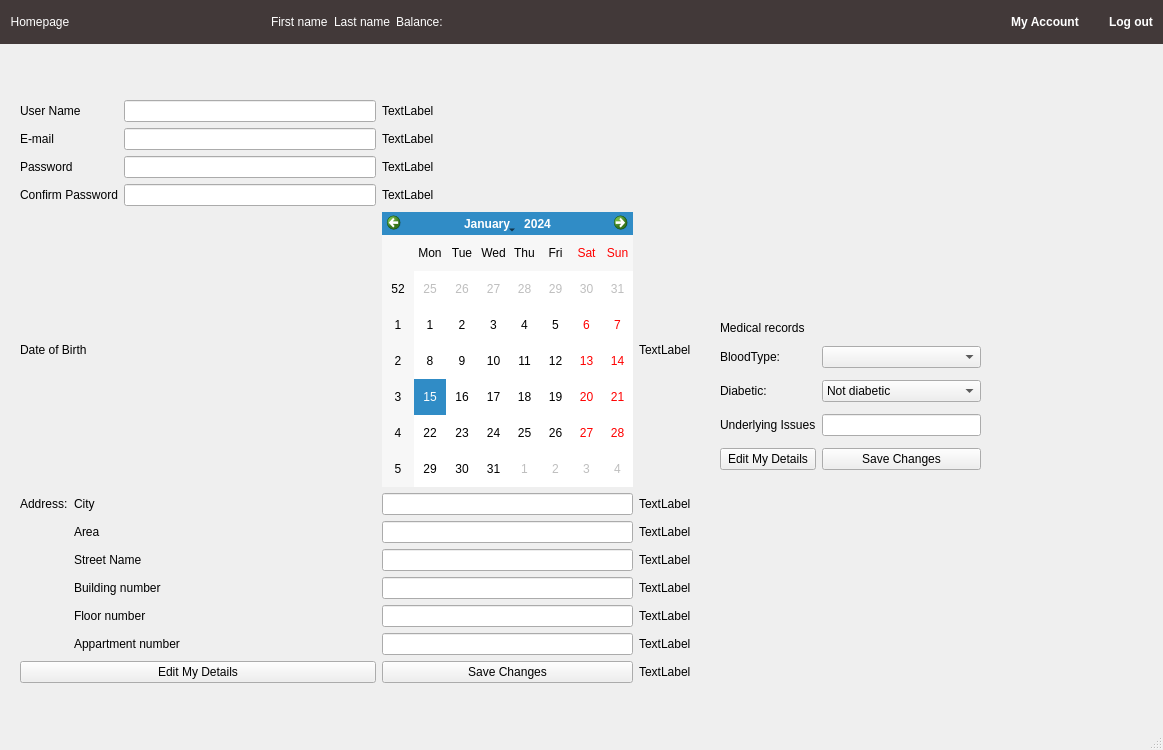
Old version of the form Salamtak Qt files/userprofile.ui in the repository Ahmed-Waseem77/SalamtakProjCS2.
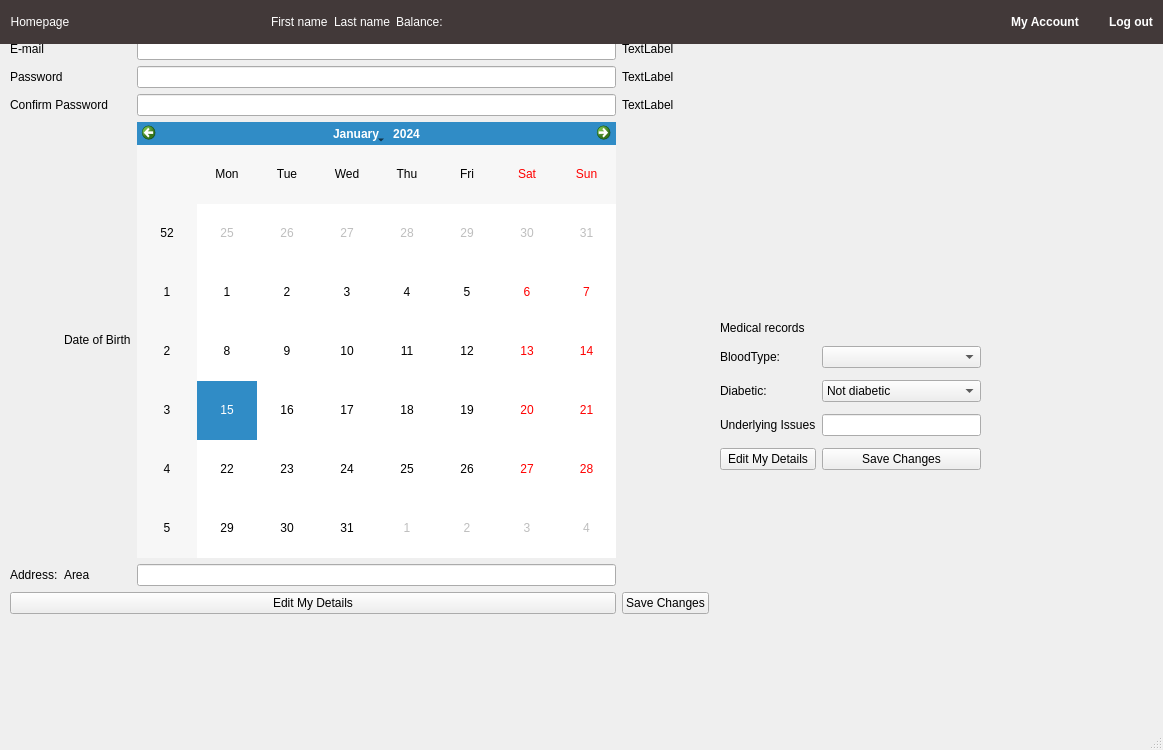
New version of the form.

What changed in the file:
```diff
--- a/Salamtak Qt files/userprofile.ui
+++ b/Salamtak Qt files/userprofile.ui
@@ -41,7 +41,7 @@
        </widget>
       </item>
       <item row="1" column="1">
-       <widget class="QComboBox" name="comboBox">
+       <widget class="QComboBox" name="editdiabetic">
         <item>
          <property name="text">
           <string>Not diabetic</string>
@@ -74,10 +74,10 @@
        </widget>
       </item>
       <item row="0" column="1">
-       <widget class="QComboBox" name="comboBox_2"/>
+       <widget class="QComboBox" name="editbloodtype"/>
       </item>
       <item row="2" column="1">
-       <widget class="QLineEdit" name="lineEdit_11"/>
+       <widget class="QLineEdit" name="editissues"/>
       </item>
       <item row="3" column="0">
        <widget class="QPushButton" name="pushButton_3">
@@ -112,26 +112,13 @@
    <widget class="QWidget" name="gridLayoutWidget">
     <property name="geometry">
      <rect>
-      <x>20</x>
-      <y>100</y>
-      <width>671</width>
-      <height>583</height>
+      <x>10</x>
+      <y>10</y>
+      <width>699</width>
+      <height>604</height>
      </rect>
     </property>
-    <layout class="QGridLayout" name="gridLayout">
-     <item row="3" column="2">
-      <widget class="QLineEdit" name="lineEdit_4"/>
-     </item>
-     <item row="6" column="1" colspan="2">
-      <widget class="QLabel" name="label_9">
-       <property name="text">
-        <string>Area</string>
-       </property>
-      </widget>
-     </item>
-     <item row="10" column="3">
-      <widget class="QLineEdit" name="lineEdit_9"/>
-     </item>
+    <layout class="QGridLayout" name="editlayout">
      <item row="2" column="0" colspan="2">
       <widget class="QLabel" name="label_4">
        <property name="text">
@@ -139,23 +126,6 @@
        </property>
       </widget>
      </item>
-     <item row="4" column="0" colspan="3">
-      <widget class="QLabel" name="label_6">
-       <property name="text">
-        <string>Date of Birth</string>
-       </property>
-      </widget>
-     </item>
-     <item row="9" column="1" colspan="2">
-      <widget class="QLabel" name="label_12">
-       <property name="text">
-        <string>Floor number</string>
-       </property>
-      </widget>
-     </item>
-     <item row="5" column="3">
-      <widget class="QLineEdit" name="lineEdit_10"/>
-     </item>
      <item row="1" column="0" colspan="2">
       <widget class="QLabel" name="label_3">
        <property name="text">
@@ -163,43 +133,6 @@
        </property>
       </widget>
      </item>
-     <item row="7" column="1" colspan="2">
-      <widget class="QLabel" name="StreetNameLabel">
-       <property name="text">
-        <string>Street Name</string>
-       </property>
-      </widget>
-     </item>
-     <item row="8" column="1" colspan="2">
-      <widget class="QLabel" name="label_11">
-       <property name="text">
-        <string>Building number</string>
-       </property>
-      </widget>
-     </item>
-     <item row="7" column="3">
-      <widget class="QLineEdit" name="lineEdit_6"/>
-     </item>
-     <item row="11" column="3">
-      <widget class="QPushButton" name="pushButton">
-       <property name="text">
-        <string>Save Changes</string>
-       </property>
-      </widget>
-     </item>
-     <item row="6" column="3">
-      <widget class="QLineEdit" name="lineEdit_5"/>
-     </item>
-     <item row="4" column="3">
-      <widget class="QCalendarWidget" name="calendarWidget"/>
-     </item>
-     <item row="0" column="0" colspan="2">
-      <widget class="QLabel" name="label_2">
-       <property name="text">
-        <string>User Name</string>
-       </property>
-      </widget>
-     </item>
      <item row="3" column="0" colspan="2">
       <widget class="QLabel" name="label_5">
        <property name="text">
@@ -207,42 +140,67 @@
        </property>
       </widget>
      </item>
-     <item row="10" column="1" colspan="2">
-      <widget class="QLabel" name="label_13">
-       <property name="text">
-        <string>Appartment number</string>
-       </property>
-      </widget>
-     </item>
-     <item row="5" column="1" colspan="2">
-      <widget class="QLabel" name="label_8">
-       <property name="text">
-        <string>City </string>
-       </property>
-      </widget>
-     </item>
-     <item row="0" column="2">
-      <widget class="QLineEdit" name="lineEdit"/>
-     </item>
-     <item row="2" column="2">
-      <widget class="QLineEdit" name="lineEdit_3"/>
-     </item>
-     <item row="9" column="3">
-      <widget class="QLineEdit" name="lineEdit_8"/>
-     </item>
      <item row="8" column="3">
-      <widget class="QLineEdit" name="lineEdit_7"/>
+      <widget class="QPushButton" name="pushButton">
+       <property name="text">
+        <string>Save Changes</string>
+       </property>
+      </widget>
      </item>
-     <item row="1" column="2">
-      <widget class="QLineEdit" name="lineEdit_2"/>
+     <item row="6" column="2">
+      <widget class="QLineEdit" name="editarea"/>
      </item>
-     <item row="11" column="0" colspan="3">
+     <item row="3" column="3">
+      <widget class="QLabel" name="label_26">
+       <property name="text">
+        <string>TextLabel</string>
+       </property>
+      </widget>
+     </item>
+     <item row="2" column="2">
+      <widget class="QLineEdit" name="editpassword"/>
+     </item>
+     <item row="4" column="2">
+      <widget class="QCalendarWidget" name="editbirthday"/>
+     </item>
+     <item row="8" column="0" colspan="3">
       <widget class="QPushButton" name="pushButton_2">
        <property name="text">
         <string>Edit My Details</string>
        </property>
       </widget>
      </item>
+     <item row="2" column="3">
+      <widget class="QLabel" name="label_25">
+       <property name="text">
+        <string>TextLabel</string>
+       </property>
+      </widget>
+     </item>
+     <item row="0" column="0" colspan="2">
+      <widget class="QLabel" name="label_2">
+       <property name="text">
+        <string>User Name</string>
+       </property>
+      </widget>
+     </item>
+     <item row="6" column="1">
+      <widget class="QLabel" name="label_9">
+       <property name="text">
+        <string>Area</string>
+       </property>
+      </widget>
+     </item>
+     <item row="1" column="2">
+      <widget class="QLineEdit" name="editemail">
+       <property name="text">
+        <string/>
+       </property>
+      </widget>
+     </item>
+     <item row="3" column="2">
+      <widget class="QLineEdit" name="editconfirmpassword"/>
+     </item>
      <item row="0" column="3">
       <widget class="QLabel" name="label_23">
        <property name="text">
@@ -250,6 +208,9 @@
        </property>
       </widget>
      </item>
+     <item row="0" column="2">
+      <widget class="QLineEdit" name="editusername"/>
+     </item>
      <item row="1" column="3">
       <widget class="QLabel" name="label_24">
        <property name="text">
@@ -257,83 +218,20 @@
        </property>
       </widget>
      </item>
-     <item row="2" column="3">
-      <widget class="QLabel" name="label_25">
-       <property name="text">
-        <string>TextLabel</string>
-       </property>
-      </widget>
-     </item>
-     <item row="3" column="3">
-      <widget class="QLabel" name="label_26">
-       <property name="text">
-        <string>TextLabel</string>
-       </property>
-      </widget>
-     </item>
-     <item row="4" column="4">
-      <widget class="QLabel" name="label_27">
-       <property name="text">
-        <string>TextLabel</string>
-       </property>
-      </widget>
-     </item>
-     <item row="5" column="4">
-      <widget class="QLabel" name="label_28">
-       <property name="text">
-        <string>TextLabel</string>
-       </property>
-      </widget>
-     </item>
-     <item row="6" column="4">
-      <widget class="QLabel" name="label_29">
-       <property name="text">
-        <string>TextLabel</string>
-       </property>
-      </widget>
-     </item>
-     <item row="7" column="4">
-      <widget class="QLabel" name="label_30">
-       <property name="text">
-        <string>TextLabel</string>
-       </property>
-      </widget>
-     </item>
-     <item row="8" column="4">
-      <widget class="QLabel" name="label_31">
-       <property name="text">
-        <string>TextLabel</string>
-       </property>
-      </widget>
-     </item>
-     <item row="9" column="4">
-      <widget class="QLabel" name="label_32">
-       <property name="text">
-        <string>TextLabel</string>
-       </property>
-      </widget>
-     </item>
-     <item row="10" column="4">
-      <widget class="QLabel" name="label_33">
-       <property name="text">
-        <string>TextLabel</string>
-       </property>
-      </widget>
-     </item>
-     <item row="11" column="4">
-      <widget class="QLabel" name="label_34">
-       <property name="text">
-        <string>TextLabel</string>
-       </property>
-      </widget>
-     </item>
-     <item row="5" column="0">
+     <item row="6" column="0">
       <widget class="QLabel" name="label_7">
        <property name="text">
         <string>Address:</string>
        </property>
       </widget>
      </item>
+     <item row="4" column="1">
+      <widget class="QLabel" name="label_6">
+       <property name="text">
+        <string>Date of Birth</string>
+       </property>
+      </widget>
+     </item>
     </layout>
    </widget>
    <widget class="QWidget" name="widget" native="true">
@@ -513,7 +411,7 @@
      <x>0</x>
      <y>0</y>
      <width>1163</width>
-     <height>25</height>
+     <height>26</height>
     </rect>
    </property>
   </widget>
```
